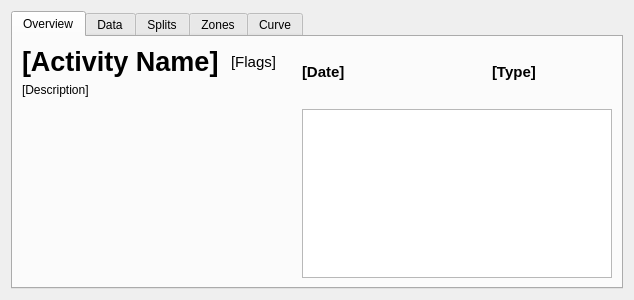
The window that resources/ui/activity_view.ui (TomFryers/activate) describes before a commit, drawn with Qt 5.
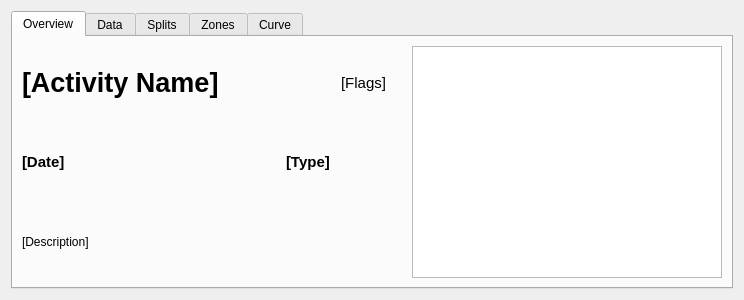
The same window after the commit. Custom widgets are drawn as their Qt base class.

Commit message: Remove extra information from the activity page

What changed in the file:
```diff
--- a/resources/ui/activity_view.ui
+++ b/resources/ui/activity_view.ui
@@ -6,7 +6,7 @@
    <rect>
     <x>0</x>
     <y>0</y>
-    <width>634</width>
+    <width>744</width>
     <height>300</height>
    </rect>
   </property>
@@ -14,6 +14,9 @@
    <string>Form</string>
   </property>
   <layout class="QHBoxLayout" name="horizontalLayout">
+   <item>
+    <layout class="QGridLayout" name="map_container"/>
+   </item>
    <item>
     <widget class="QTabWidget" name="activity_tabs">
      <property name="currentIndex">
@@ -23,8 +26,46 @@
       <attribute name="title">
        <string>Overview</string>
       </attribute>
-      <layout class="QGridLayout" name="overview_tab_layout">
-       <item row="0" column="1">
+      <layout class="QHBoxLayout" name="overview_tab_layout">
+       <item>
+        <layout class="QVBoxLayout" name="activity_text_area">
+         <item>
+          <layout class="QHBoxLayout" name="activity_name_and_flags">
+           <item>
+            <widget class="QLabel" name="activity_name_label">
+             <property name="font">
+              <font>
+               <pointsize>20</pointsize>
+               <weight>75</weight>
+               <bold>true</bold>
+              </font>
+             </property>
+             <property name="text">
+              <string>[Activity Name]</string>
+             </property>
+            </widget>
+           </item>
+           <item>
+            <widget class="QLabel" name="flags_label">
+             <property name="font">
+              <font>
+               <pointsize>11</pointsize>
+              </font>
+             </property>
+             <property name="text">
+              <string>[Flags]</string>
+             </property>
+             <property name="alignment">
+              <set>Qt::AlignRight|Qt::AlignTrailing|Qt::AlignVCenter</set>
+             </property>
+             <property name="indent">
+              <number>20</number>
+             </property>
+            </widget>
+           </item>
+          </layout>
+         </item>
+         <item>
         <layout class="QHBoxLayout" name="date_activity_type_area">
          <item>
           <widget class="QLabel" name="date_time_label">
@@ -62,7 +103,19 @@
          </item>
         </layout>
        </item>
-       <item row="2" column="1">
+         <item>
+          <widget class="QLabel" name="description_label">
+           <property name="text">
+            <string>[Description]</string>
+           </property>
+           <property name="wordWrap">
+            <bool>true</bool>
+           </property>
+          </widget>
+         </item>
+        </layout>
+       </item>
+       <item>
         <widget class="InfoTable" name="info_table">
          <property name="minimumSize">
           <size>
@@ -108,59 +161,6 @@
          <column/>
         </widget>
        </item>
-       <item row="0" column="0">
-        <layout class="QVBoxLayout" name="activity_text_area">
-         <item>
-          <layout class="QHBoxLayout" name="activity_name_and_flags">
-           <item>
-            <widget class="QLabel" name="activity_name_label">
-             <property name="font">
-              <font>
-               <pointsize>20</pointsize>
-               <weight>75</weight>
-               <bold>true</bold>
-              </font>
-             </property>
-             <property name="text">
-              <string>[Activity Name]</string>
-             </property>
-            </widget>
-           </item>
-           <item>
-            <widget class="QLabel" name="flags_label">
-             <property name="font">
-              <font>
-               <pointsize>11</pointsize>
-              </font>
-             </property>
-             <property name="text">
-              <string>[Flags]</string>
-             </property>
-             <property name="alignment">
-              <set>Qt::AlignRight|Qt::AlignTrailing|Qt::AlignVCenter</set>
-             </property>
-             <property name="indent">
-              <number>20</number>
-             </property>
-            </widget>
-           </item>
-          </layout>
-         </item>
-         <item>
-          <widget class="QLabel" name="description_label">
-           <property name="text">
-            <string>[Description]</string>
-           </property>
-           <property name="wordWrap">
-            <bool>true</bool>
-           </property>
-          </widget>
-         </item>
-        </layout>
-       </item>
-       <item row="1" column="0" rowspan="2">
-        <layout class="QGridLayout" name="map_container"/>
-       </item>
       </layout>
      </widget>
      <widget class="QWidget" name="data_tab">
```
Lines whose indentation alone changed are shown as unchanged. The commit also changes 4 other files.
